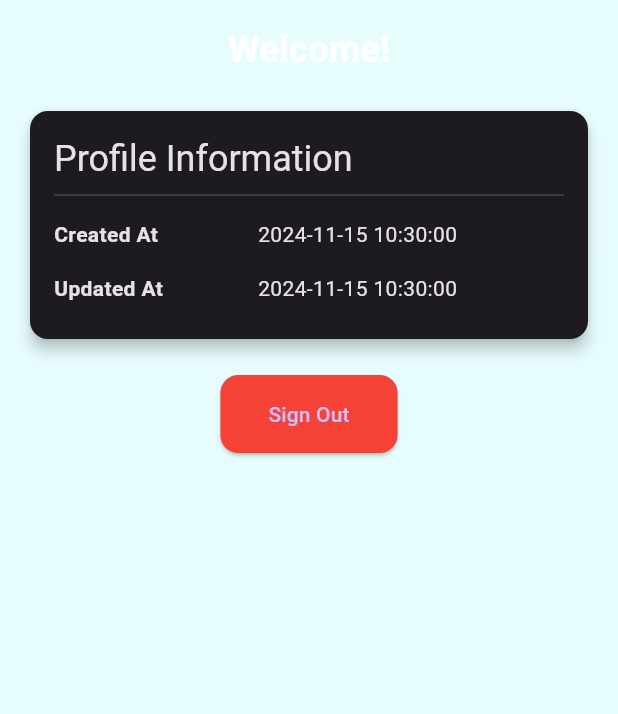
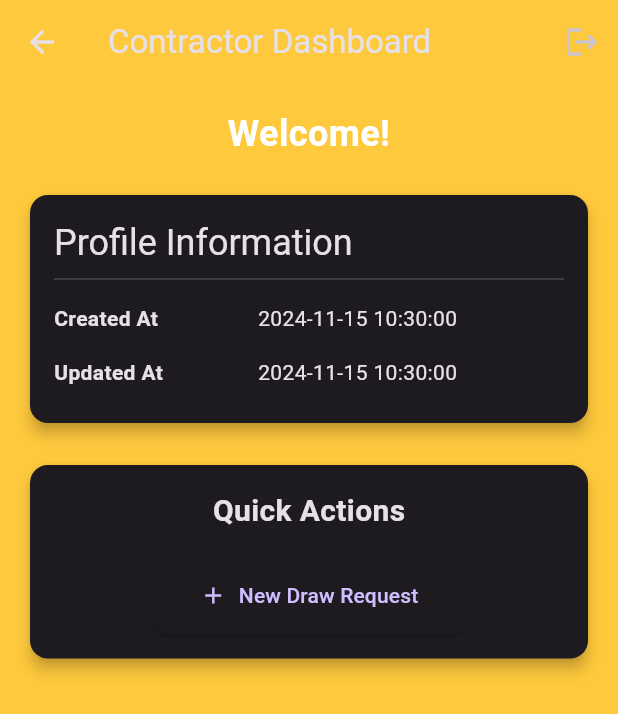
Before and after one commit to jthomaschappell/drawfi_flutter_project, a Flutter app: the ContractorScreen screen opened directly with empty values, on a phone screen of 412 x 824 dp. Shown: the top 714 px of the screen. Run offline on Flutter 3.47's test engine with Material 3 defaults, Android fonts, the phone set to English and light mode, and no system bars; our stand-ins replace flutter_dotenv, supabase_flutter; accounts and stored records are empty.

Commit message:
finished refactoring

```diff
--- a/lib/screens/contractor_screen.dart
+++ b/lib/screens/contractor_screen.dart
@@ -1,5 +1,6 @@
 import 'package:flutter/material.dart';
 import 'package:tester/services/auth_service.dart';
+import 'package:tester/screens/draw_request_screen.dart';
 
 class ContractorScreen extends StatelessWidget {
   final Map<String, dynamic> userProfile;
@@ -22,15 +23,23 @@ class ContractorScreen extends StatelessWidget {
     final authService = AuthService();
 
     return Scaffold(
-      backgroundColor: const Color.fromARGB(200, 224, 251, 252),
+      backgroundColor: const Color.fromARGB(200, 255, 186, 8),
+      appBar: AppBar(
+        title: const Text('Contractor Dashboard'),
+        backgroundColor: Colors.transparent,
+        elevation: 0,
+        actions: [
+          IconButton(
+            icon: const Icon(Icons.logout),
+            onPressed: authService.signOut,
+          ),
+        ],
+      ),
       body: SingleChildScrollView(
         child: Padding(
           padding: const EdgeInsets.all(16.0),
           child: Column(
-            crossAxisAlignment: CrossAxisAlignment.start,
-            children: [
-              Center(
-                child: Column(
+            crossAxisAlignment: CrossAxisAlignment.stretch,
             children: [
               Text(
                 welcomeMessage,
@@ -39,27 +48,12 @@ class ContractorScreen extends StatelessWidget {
                   fontWeight: FontWeight.bold,
                   color: Colors.white,
                 ),
+                textAlign: TextAlign.center,
               ),
               const SizedBox(height: 20),
               _buildProfileCard(context),
               const SizedBox(height: 20),
-                    ElevatedButton(
-                      onPressed: authService.signOut,
-                      style: ElevatedButton.styleFrom(
-                        backgroundColor: Colors.red,
-                        padding: const EdgeInsets.symmetric(
-                          horizontal: 32,
-                          vertical: 16,
-                        ),
-                        shape: RoundedRectangleBorder(
-                          borderRadius: BorderRadius.circular(12),
-                        ),
-                      ),
-                      child: const Text('Sign Out'),
-                    ),
-                  ],
-                ),
-              ),
+              _buildQuickActionsCard(context),
             ],
           ),
         ),
@@ -134,6 +128,51 @@ class ContractorScreen extends StatelessWidget {
     );
   }
 
+  Widget _buildQuickActionsCard(BuildContext context) {
+    return Card(
+      elevation: 4,
+      shape: RoundedRectangleBorder(
+        borderRadius: BorderRadius.circular(12),
+      ),
+      child: Padding(
+        padding: const EdgeInsets.all(16.0),
+        child: Column(
+          children: [
+            const Text(
+              'Quick Actions',
+              style: TextStyle(
+                fontSize: 20,
+                fontWeight: FontWeight.bold,
+              ),
+            ),
+            const SizedBox(height: 16),
+            ElevatedButton.icon(
+              onPressed: () {
+                Navigator.push(
+                  context,
+                  MaterialPageRoute(
+                    builder: (context) => const DrawRequestScreen(),
+                  ),
+                );
+              },
+              icon: const Icon(Icons.add),
+              label: const Text('New Draw Request'),
+              style: ElevatedButton.styleFrom(
+                padding: const EdgeInsets.symmetric(
+                  horizontal: 32,
+                  vertical: 16,
+                ),
+                shape: RoundedRectangleBorder(
+                  borderRadius: BorderRadius.circular(12),
+                ),
+              ),
+            ),
+          ],
+        ),
+      ),
+    );
+  }
+
   String _formatFieldName(String name) {
     return name
         .split('_')
```
Lines whose indentation alone changed are shown as unchanged.
